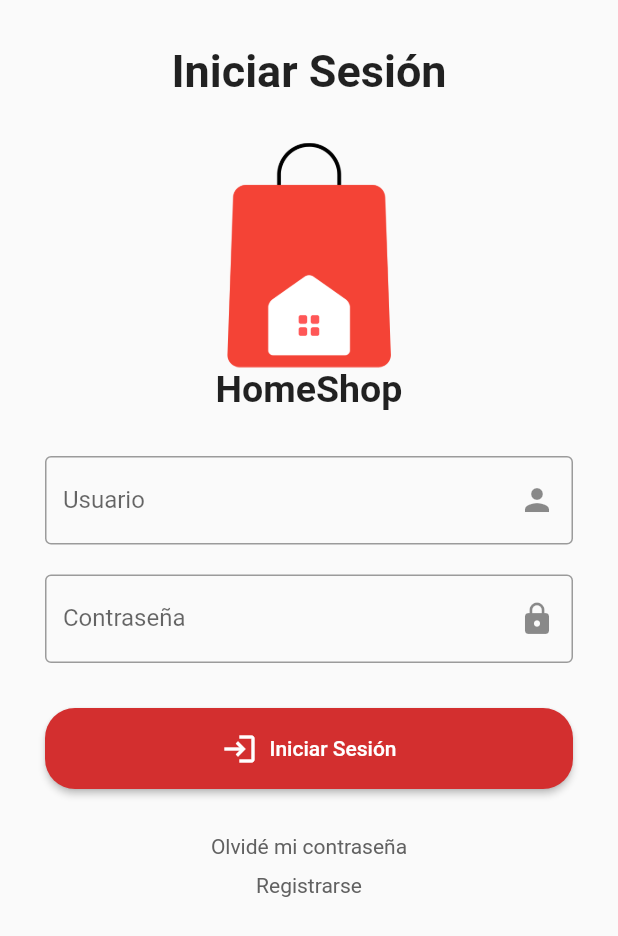
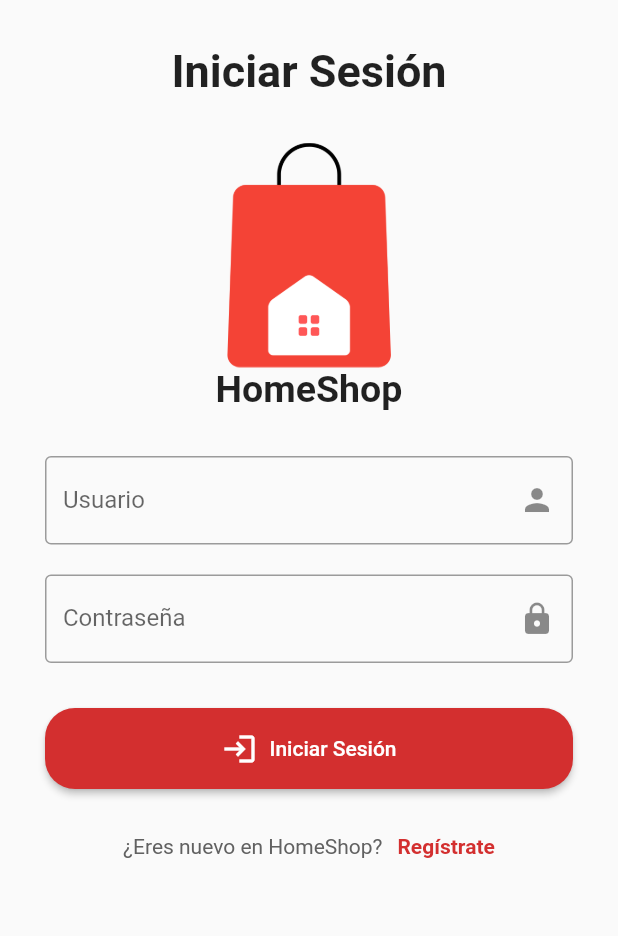
Before and after one commit to JosueDuran08z/homeshop, a Flutter app: the screen it shows after launch, on a phone screen of 412 x 824 dp. Shown: the top 936 px of the screen. Run offline on Flutter 3.47's test engine with Material 2 defaults, Android fonts, the phone set to English and light mode, and no system bars; our stand-ins replace date_field, flutter_image_slideshow.

Commit message:
Se modifico el diseño del link

```diff
--- a/lib/widgets/login.dart
+++ b/lib/widgets/login.dart
@@ -12,7 +12,6 @@ class Login extends StatefulWidget {
 class _LoginState extends State<Login> {
   late TextEditingController _usuarioController;
   late TextEditingController _contraseniaController;
-  TextStyle textLinkStyle = TextStyle(color: Colors.grey[700]);
   GlobalKey<FormState> formKey = GlobalKey<FormState>();
 
   void _iniciarSesion() {
@@ -108,14 +107,25 @@ class _LoginState extends State<Login> {
                     ),
                   ),
                   const SizedBox(height: 30),
-                  GestureDetector(
-                    onTap: _mostrarOlvideMiContrasenia,
-                    child: Text("Olvidé mi contraseña", style: textLinkStyle),
-                  ),
-                  const SizedBox(height: 10),
-                  GestureDetector(
-                    onTap: _mostrarRegistrarse,
-                    child: Text("Registrarse", style: textLinkStyle),
+                  Row(
+                    mainAxisAlignment: MainAxisAlignment.center,
+                    children: [
+                      Text(
+                        "¿Eres nuevo en HomeShop?",
+                        style: TextStyle(color: Colors.grey[700]),
+                      ),
+                      const SizedBox(width: 10),
+                      GestureDetector(
+                        onTap: _mostrarRegistrarse,
+                        child: Text(
+                          "Regístrate",
+                          style: TextStyle(
+                            color: Colors.red[700],
+                            fontWeight: FontWeight.bold,
+                          ),
+                        ),
+                      ),
+                    ],
                   ),
                 ],
               ),
```
